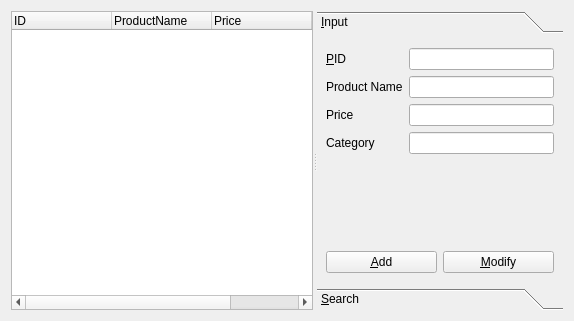
First picture: the form in productmanagerform.ui, repository KimYooseon/osstem, before the edit.
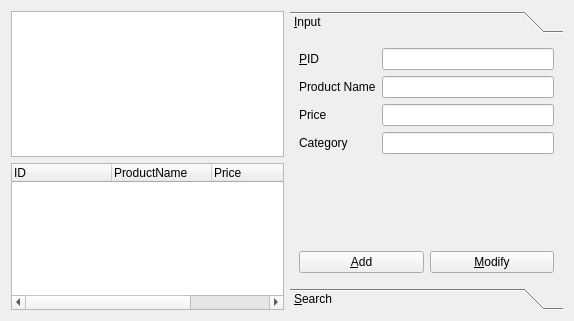
Second picture: the form after the edit. The open tabs and pages were chosen to show the change.

The edit to the form file:
```diff
--- a/productmanagerform.ui
+++ b/productmanagerform.ui
@@ -13,12 +13,13 @@
   <property name="windowTitle">
    <string>Form</string>
   </property>
-  <layout class="QHBoxLayout" name="horizontalLayout_3">
+  <layout class="QHBoxLayout" name="horizontalLayout_2">
    <item>
-    <widget class="QSplitter" name="splitter">
-     <property name="orientation">
-      <enum>Qt::Horizontal</enum>
-     </property>
+    <layout class="QGridLayout" name="gridLayout">
+     <item row="1" column="0">
+      <widget class="QTableView" name="productTableView"/>
+     </item>
+     <item row="2" column="0">
      <widget class="QTreeWidget" name="treeWidget">
       <property name="rootIsDecorated">
        <bool>false</bool>
@@ -47,16 +48,20 @@
        </property>
       </column>
      </widget>
+     </item>
+    </layout>
+   </item>
+   <item>
      <widget class="QToolBox" name="toolBox">
       <property name="currentIndex">
-       <number>1</number>
+      <number>0</number>
       </property>
       <widget class="QWidget" name="inputPage">
        <property name="geometry">
         <rect>
          <x>0</x>
          <y>0</y>
-         <width>286</width>
+        <width>279</width>
          <height>261</height>
         </rect>
        </property>
@@ -162,7 +167,7 @@
         <rect>
          <x>0</x>
          <y>0</y>
-         <width>286</width>
+        <width>279</width>
          <height>261</height>
         </rect>
        </property>
@@ -236,7 +241,6 @@
          </widget>
         </item>
        </layout>
-      </widget>
      </widget>
     </widget>
    </item>
```
Lines whose indentation alone changed are shown as unchanged.
